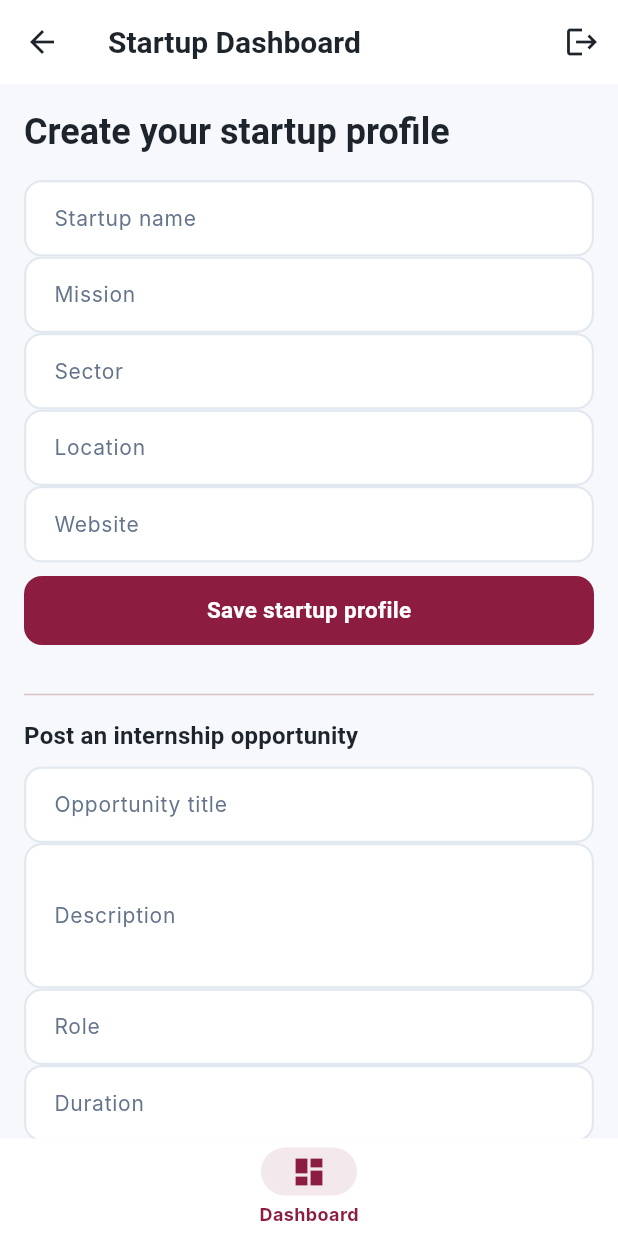
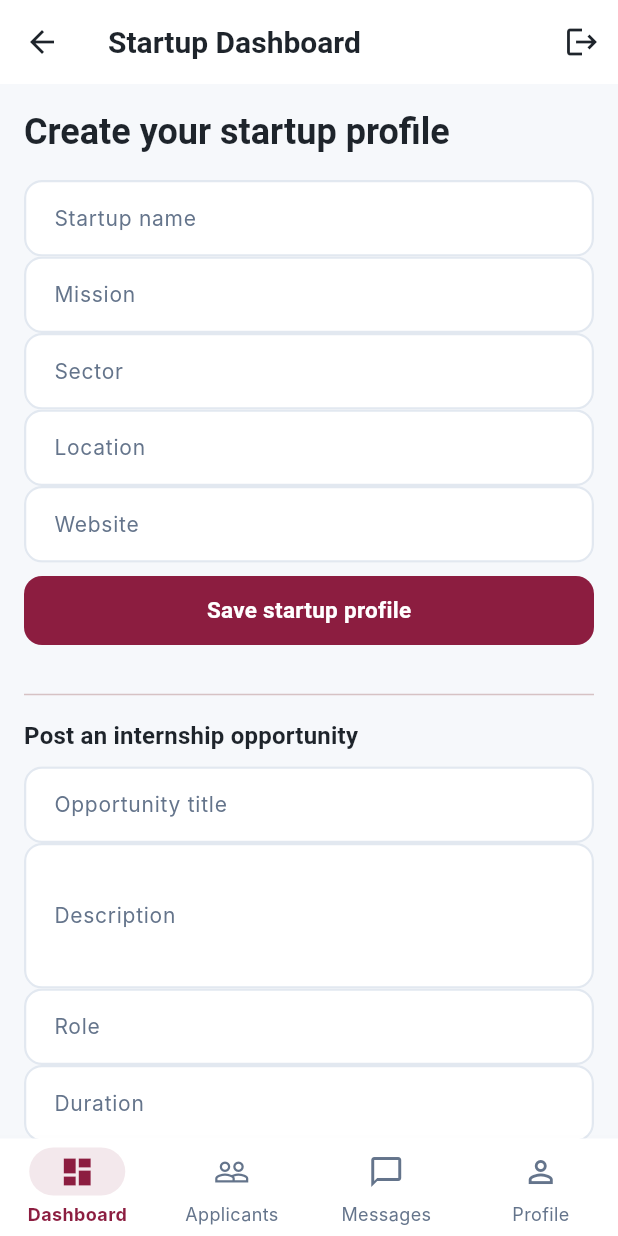
Before and after one commit to Sheila5rwa/alu_internship_mobile, a Flutter app: the StartupNavigationShell screen opened directly, on a phone screen of 412 x 824 dp. Run offline on Flutter 3.47's test engine with Material 3 defaults, Android fonts, the light colour scheme and no system bars; our stand-ins replace cloud_firestore, firebase_auth, firebase_core, flutter_bloc; accounts and stored records are empty; Roboto replaces fonts that are missing (Inter, Outfit).

Commit message:
Add role-based navigation shells for founders and students

```diff
--- a/lib/screens/startup_navigation_shell.dart
+++ b/lib/screens/startup_navigation_shell.dart
@@ -1,6 +1,9 @@
 import 'package:flutter/material.dart';
 
+import 'chat_hub_screen.dart';
 import 'startup_dashboard_screen.dart';
+import 'startup_applicants_screen.dart';
+import 'profile_screen.dart';
 
 class StartupNavigationShell extends StatefulWidget {
   const StartupNavigationShell({super.key});
@@ -14,6 +17,9 @@ class _StartupNavigationShellState extends State<StartupNavigationShell> {
 
   final List<Widget> _pages = [
     const StartupDashboardScreen(),
+    const StartupApplicantsScreen(),
+    const ChatHubScreen(),
+    const ProfileScreen(),
   ];
 
   @override
@@ -25,6 +31,9 @@ class _StartupNavigationShellState extends State<StartupNavigationShell> {
         onDestinationSelected: (value) => setState(() => _index = value),
         destinations: const [
           NavigationDestination(icon: Icon(Icons.dashboard_outlined), selectedIcon: Icon(Icons.dashboard), label: 'Dashboard'),
+          NavigationDestination(icon: Icon(Icons.people_outline), selectedIcon: Icon(Icons.people), label: 'Applicants'),
+          NavigationDestination(icon: Icon(Icons.chat_bubble_outline), selectedIcon: Icon(Icons.chat_bubble), label: 'Messages'),
+          NavigationDestination(icon: Icon(Icons.person_outline), selectedIcon: Icon(Icons.person), label: 'Profile'),
         ],
       ),
     );
--- a/lib/screens/student_navigation_shell.dart
+++ b/lib/screens/student_navigation_shell.dart
@@ -1,7 +1,9 @@
 import 'package:flutter/material.dart';
 
 import 'application_tracker_screen.dart';
+import 'chat_hub_screen.dart';
 import 'home_screen.dart';
+import 'profile_screen.dart';
 
 class StudentNavigationShell extends StatefulWidget {
   const StudentNavigationShell({super.key});
@@ -16,6 +18,8 @@ class _StudentNavigationShellState extends State<StudentNavigationShell> {
   final List<Widget> _pages = [
     const HomeScreen(),
     ApplicationTrackerScreen(),
+    const ChatHubScreen(),
+    const ProfileScreen(),
   ];
 
   @override
@@ -28,6 +32,8 @@ class _StudentNavigationShellState extends State<StudentNavigationShell> {
         destinations: const [
           NavigationDestination(icon: Icon(Icons.explore_outlined), selectedIcon: Icon(Icons.explore), label: 'Explore'),
           NavigationDestination(icon: Icon(Icons.assignment_outlined), selectedIcon: Icon(Icons.assignment), label: 'Applications'),
+          NavigationDestination(icon: Icon(Icons.chat_bubble_outline), selectedIcon: Icon(Icons.chat_bubble), label: 'Messages'),
+          NavigationDestination(icon: Icon(Icons.person_outline), selectedIcon: Icon(Icons.person), label: 'Profile'),
         ],
       ),
     );
```
